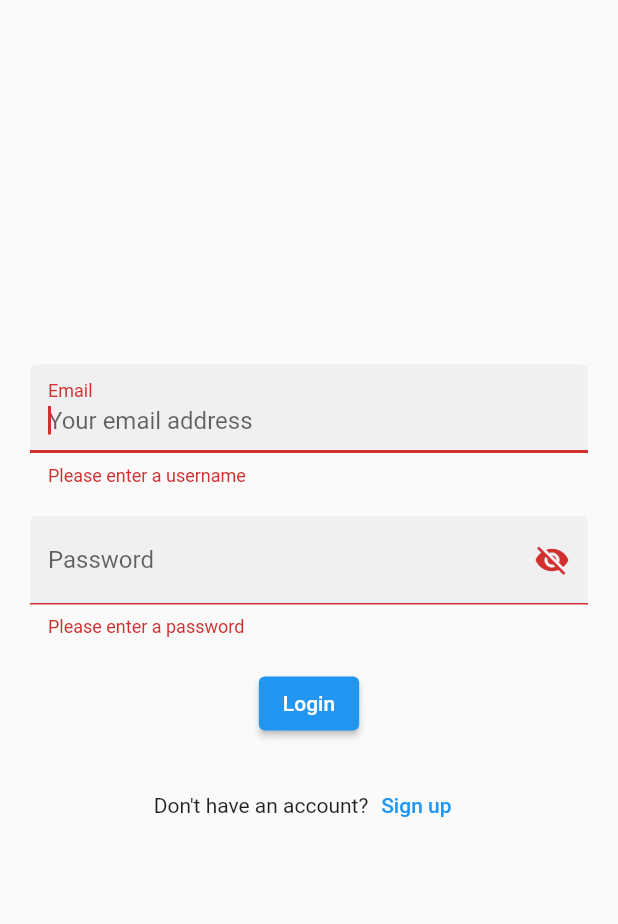
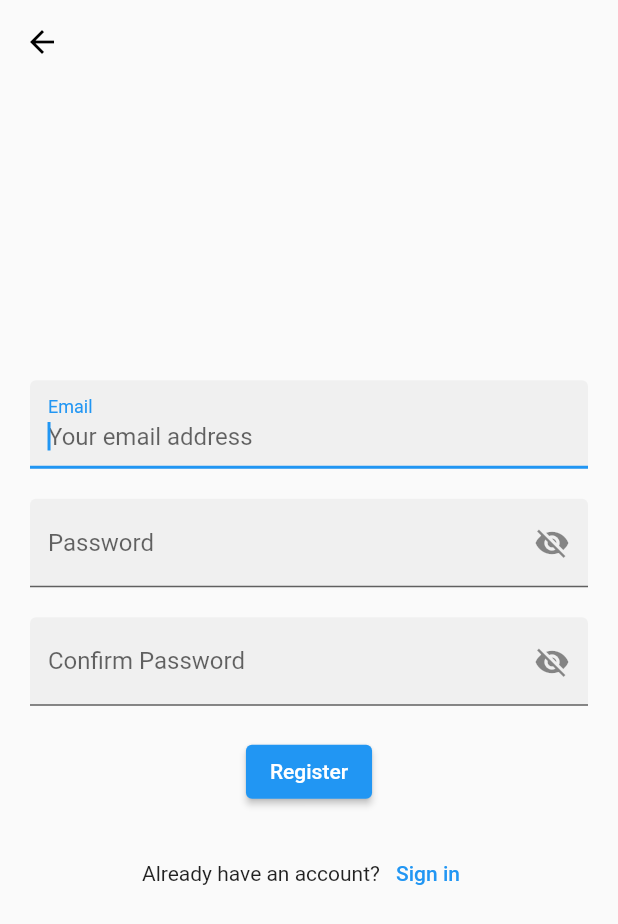
Before and after one commit to NilRyan/flutter-fish-cat, a Flutter app: the screen it shows after launch, after a tap on "Login", after a tap on "Sign up", on a phone screen of 412 x 824 dp. Shown: the top 924 px of the screen. Run offline on Flutter 3.47's test engine with Material 2 defaults, Android fonts, the phone set to English and light mode, and no system bars.

Commit message:
Add register view
Added additional TextFormField for confirming password

```diff
--- a/lib/main.dart
+++ b/lib/main.dart
@@ -1,4 +1,7 @@
 import 'package:flutter/material.dart';
+
+import 'views/login_view.dart';
+import 'views/register_view.dart';
 
 void main() {
   runApp(const MyApp());
@@ -16,145 +19,10 @@ class MyApp extends StatelessWidget {
         primarySwatch: Colors.blue,
       ),
       home: const LoginView(),
+      routes: {
+        '/login': (context) => const LoginView(),
+        '/register': (context) => const RegisterView(),
+      },
     );
   }
 }
-
-class LoginView extends StatefulWidget {
-  const LoginView({Key? key}) : super(key: key);
-
-  @override
-  _LoginViewState createState() => _LoginViewState();
-}
-
-class _LoginViewState extends State<LoginView> {
-  final _formKey = GlobalKey<FormState>();
-  late final TextEditingController _username;
-  late final TextEditingController _password;
-  bool _obscureText = true;
-
-  @override
-  void initState() {
-    _username = TextEditingController();
-    _password = TextEditingController();
-    super.initState();
-  }
-
-  @override
-  void dispose() {
-    _username.dispose();
-    _password.dispose();
-    super.dispose();
-  }
-
-  void _togglePasswordVisibility() {
-    setState(() {
-      _obscureText = !_obscureText;
-    });
-  }
-
-  @override
-  Widget build(BuildContext context) {
-    return Scaffold(
-      resizeToAvoidBottomInset: false,
-      // TODO: Add a background image for FishCat
-      body: Form(
-        key: _formKey,
-        child: Padding(
-          padding: const EdgeInsets.only(
-            left: 20.0,
-            right: 20.0,
-          ),
-          child: Column(
-            mainAxisAlignment: MainAxisAlignment.center,
-            children: [
-              ...[TextFormField(
-                controller: _username,
-                validator: (value) {
-                  if (value == null || value.isEmpty) {
-                    return 'Please enter a username';
-                  }
-                  RegExp emailValidator = RegExp(
-                    r'^[a-zA-Z0-9.!#$%&’*+/=?^_`{|}~-]+@[a-zA-Z0-9-]+(?:\.[a-zA-Z0-9-]+)*$',
-                  );
-                  if (!emailValidator.hasMatch(value)) {
-                    return 'Please enter a valid email address';
-                  }
-
-                  return null;
-                },
-                autofocus: true,
-                textInputAction: TextInputAction.next,
-                keyboardType: TextInputType.emailAddress,
-                decoration: const InputDecoration(
-                  filled: true,
-                  hintText: 'Your email address',
-                  labelText: 'Email',
-                ),
-              ),
-              TextFormField(
-                controller: _password,
-                validator: (value) {
-                  if (value == null || value.isEmpty) {
-                    return 'Please enter a password';
-                  }
-
-                  return null;
-                },
-                keyboardType: TextInputType.visiblePassword,
-                obscureText: _obscureText,
-                decoration: InputDecoration(
-                  filled: true,
-                  hintText: 'Your password',
-                  labelText: 'Password',
-                  suffixIcon: IconButton(
-                    icon: _obscureText ? const Icon(Icons.visibility_off) : const Icon(Icons.remove_red_eye),
-                    onPressed: _togglePasswordVisibility,
-                  ),
-                ),
-              ),
-              ElevatedButton(
-                onPressed: () {
-                  final username = _username.text;
-                  final password = _password.text;
-
-                  _formKey.currentState?.validate();
-                  // TODO: Show dialog with error message
-                  // _showDialog('Network Error \n Please check your network connection');
-
-                  print('$username, $password');
-                },
-                child: const Text('Login'),
-              ),
-                Row(
-                  mainAxisAlignment: MainAxisAlignment.center,
-                  children: [
-                    const Text('Don\'t have an account?'),
-                    TextButton(
-                      onPressed: () {
-                        Navigator.pushNamed(context, '/signup');
-                      },
-                      child: const Text('Sign up'),
-                    ),
-                  ],
-                ),
-            ].expand((widget) => [widget, const SizedBox(height: 20.0)]),]
-          ),
-        ),
-      ),    );
-  }
-  void _showDialog(String message) {
-    showDialog<void>(
-      context: context,
-      builder: (context) => AlertDialog(
-        title: Text(message),
-        actions: [
-          TextButton(
-            child: const Text('OK'),
-            onPressed: () => Navigator.of(context).pop(),
-          ),
-        ],
-      ),
-    );
-  }
-}
--- /dev/null
+++ b/lib/views/login_view.dart
@@ -0,0 +1,140 @@
+import 'package:flutter/material.dart';
+
+class LoginView extends StatefulWidget {
+  const LoginView({Key? key}) : super(key: key);
+
+  @override
+  _LoginViewState createState() => _LoginViewState();
+}
+
+class _LoginViewState extends State<LoginView> {
+  final _formKey = GlobalKey<FormState>();
+  late final TextEditingController _email;
+  late final TextEditingController _password;
+  bool _obscureText = true;
+
+  @override
+  void initState() {
+    _email = TextEditingController();
+    _password = TextEditingController();
+    super.initState();
+  }
+
+  @override
+  void dispose() {
+    _email.dispose();
+    _password.dispose();
+    super.dispose();
+  }
+
+  void _togglePasswordVisibility() {
+    setState(() {
+      _obscureText = !_obscureText;
+    });
+  }
+
+  @override
+  Widget build(BuildContext context) {
+    return Scaffold(
+      resizeToAvoidBottomInset: false,
+      // TODO: Add a background image for FishCat
+      body: Form(
+        key: _formKey,
+        child: Padding(
+          padding: const EdgeInsets.only(
+            left: 20.0,
+            right: 20.0,
+          ),
+          child: Column(
+              mainAxisAlignment: MainAxisAlignment.center,
+              children: [
+                ...[TextFormField(
+                  controller: _email,
+                  validator: (value) {
+                    if (value == null || value.isEmpty) {
+                      return 'Please enter a username';
+                    }
+                    RegExp emailValidator = RegExp(
+                      r'^[a-zA-Z0-9.!#$%&’*+/=?^_`{|}~-]+@[a-zA-Z0-9-]+(?:\.[a-zA-Z0-9-]+)*$',
+                    );
+                    if (!emailValidator.hasMatch(value)) {
+                      return 'Please enter a valid email address';
+                    }
+
+                    return null;
+                  },
+                  autofocus: true,
+                  textInputAction: TextInputAction.next,
+                  keyboardType: TextInputType.emailAddress,
+                  decoration: const InputDecoration(
+                    filled: true,
+                    hintText: 'Your email address',
+                    labelText: 'Email',
+                  ),
+                ),
+                  TextFormField(
+                    controller: _password,
+                    validator: (value) {
+                      if (value == null || value.isEmpty) {
+                        return 'Please enter a password';
+                      }
+
+                      return null;
+                    },
+                    keyboardType: TextInputType.visiblePassword,
+                    obscureText: _obscureText,
+                    decoration: InputDecoration(
+                      filled: true,
+                      hintText: 'Your password',
+                      labelText: 'Password',
+                      suffixIcon: IconButton(
+                        icon: _obscureText ? const Icon(Icons.visibility_off) : const Icon(Icons.remove_red_eye),
+                        onPressed: _togglePasswordVisibility,
+                      ),
+                    ),
+                  ),
+                  ElevatedButton(
+                    onPressed: () {
+                      final username = _email.text;
+                      final password = _password.text;
+
+                      _formKey.currentState?.validate();
+                      // TODO: Show dialog with error message
+                      // _showDialog('Network Error \n Please check your network connection');
+
+                      print('$username, $password');
+                    },
+                    child: const Text('Login'),
+                  ),
+                  Row(
+                    mainAxisAlignment: MainAxisAlignment.center,
+                    children: [
+                      const Text('Don\'t have an account?'),
+                      TextButton(
+                        onPressed: () {
+                          Navigator.pushNamed(context, '/register');
+                        },
+                        child: const Text('Sign up'),
+                      ),
+                    ],
+                  ),
+                ].expand((widget) => [widget, const SizedBox(height: 20.0)]),]
+          ),
+        ),
+      ),    );
+  }
+  void _showDialog(String message) {
+    showDialog<void>(
+      context: context,
+      builder: (context) => AlertDialog(
+        title: Text(message),
+        actions: [
+          TextButton(
+            child: const Text('OK'),
+            onPressed: () => Navigator.of(context).pop(),
+          ),
+        ],
+      ),
+    );
+  }
+}
--- /dev/null
+++ b/lib/views/register_view.dart
@@ -0,0 +1,170 @@
+import 'package:flutter/material.dart';
+
+class RegisterView extends StatefulWidget {
+  const RegisterView({Key? key}) : super(key: key);
+
+  @override
+  _RegisterViewState createState() => _RegisterViewState();
+}
+
+class _RegisterViewState extends State<RegisterView> {
+  final _formKey = GlobalKey<FormState>();
+  late final TextEditingController _email;
+  late final TextEditingController _password;
+  late final TextEditingController _confirmPassword;
+  late final TextEditingController _name;
+  late final TextEditingController _birthday;
+  bool _obscureText = true;
+
+  @override
+  void initState() {
+    _email = TextEditingController();
+    _password = TextEditingController();
+    _confirmPassword = TextEditingController();
+    _name = TextEditingController();
+    _birthday = TextEditingController();
+    super.initState();
+  }
+
+  @override
+  void dispose() {
+    _email.dispose();
+    _password.dispose();
+    super.dispose();
+  }
+
+  void _togglePasswordVisibility() {
+    setState(() {
+      _obscureText = !_obscureText;
+    });
+  }
+  @override
+  Widget build(BuildContext context) {
+    return Scaffold(
+      resizeToAvoidBottomInset: false,
+      appBar: AppBar(
+        iconTheme: const IconThemeData(color: Colors.black),
+        backgroundColor: Colors.transparent,
+        elevation: 0,
+      ),
+      body: Form(
+        key: _formKey,
+        child: Padding(
+          padding: const EdgeInsets.only(
+            left: 20.0,
+            right: 20.0,
+          ),
+          child: Column(
+              mainAxisAlignment: MainAxisAlignment.center,
+              children: [
+                ...[TextFormField(
+                  controller: _email,
+                  validator: (value) {
+                    if (value == null || value.isEmpty) {
+                      return 'Please enter a username';
+                    }
+                    RegExp emailValidator = RegExp(
+                      r'^[a-zA-Z0-9.!#$%&’*+/=?^_`{|}~-]+@[a-zA-Z0-9-]+(?:\.[a-zA-Z0-9-]+)*$',
+                    );
+                    if (!emailValidator.hasMatch(value)) {
+                      return 'Please enter a valid email address';
+                    }
+
+                    return null;
+                  },
+                  autofocus: true,
+                  textInputAction: TextInputAction.next,
+                  keyboardType: TextInputType.emailAddress,
+                  decoration: const InputDecoration(
+                    filled: true,
+                    hintText: 'Your email address',
+                    labelText: 'Email',
+                  ),
+                ),
+                  TextFormField(
+                    controller: _password,
+                    validator: (value) {
+                      if (value == null || value.isEmpty) {
+                        return 'Please enter a password';
+                      }
+
+                      return null;
+                    },
+                    keyboardType: TextInputType.visiblePassword,
+                    obscureText: _obscureText,
+                    decoration: InputDecoration(
+                      filled: true,
+                      hintText: 'Your password',
+                      labelText: 'Password',
+                      suffixIcon: IconButton(
+                        icon: _obscureText ? const Icon(Icons.visibility_off) : const Icon(Icons.remove_red_eye),
+                        onPressed: _togglePasswordVisibility,
+                      ),
+                    ),
+                  ),
+                  TextFormField(
+                    controller: _confirmPassword,
+                    validator: (value) {
+                      if (value == null || value.isEmpty) {
+                        return 'Please enter a password';
+                      }
+
+                      return null;
+                    },
+                    keyboardType: TextInputType.visiblePassword,
+                    obscureText: _obscureText,
+                    decoration: InputDecoration(
+                      filled: true,
+                      hintText: 'Confirm your password',
+                      labelText: 'Confirm Password',
+                      suffixIcon: IconButton(
+                        icon: _obscureText ? const Icon(Icons.visibility_off) : const Icon(Icons.remove_red_eye),
+                        onPressed: _togglePasswordVisibility,
+                      ),
+                    ),
+                  ),
+                  ElevatedButton(
+                    onPressed: () {
+                      final username = _email.text;
+                      final password = _password.text;
+
+                      _formKey.currentState?.validate();
+                      // TODO: Show dialog with error message
+                      // _showDialog('Network Error \n Please check your network connection');
+
+                      print('$username, $password');
+                    },
+                    child: const Text('Register'),
+                  ),
+                  Row(
+                    mainAxisAlignment: MainAxisAlignment.center,
+                    children: [
+                      const Text('Already have an account?'),
+                      TextButton(
+                        onPressed: () {
+                          Navigator.pushNamed(context, '/login');
+                        },
+                        child: const Text('Sign in'),
+                      ),
+                    ],
+                  ),
+                ].expand((widget) => [widget, const SizedBox(height: 20.0)]),]
+          ),
+        ),
+      ),    );
+  }
+  void _showDialog(String message) {
+    showDialog<void>(
+      context: context,
+      builder: (context) => AlertDialog(
+        title: Text(message),
+        actions: [
+          TextButton(
+            child: const Text('OK'),
+            onPressed: () => Navigator.of(context).pop(),
+          ),
+        ],
+      ),
+    );
+  }
+}
```
